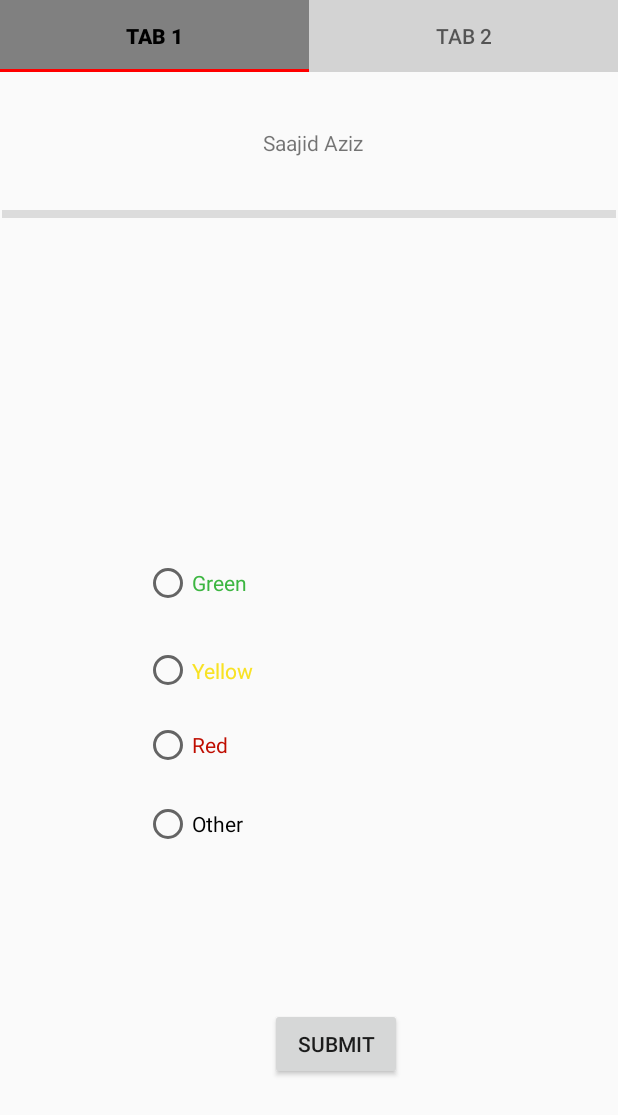
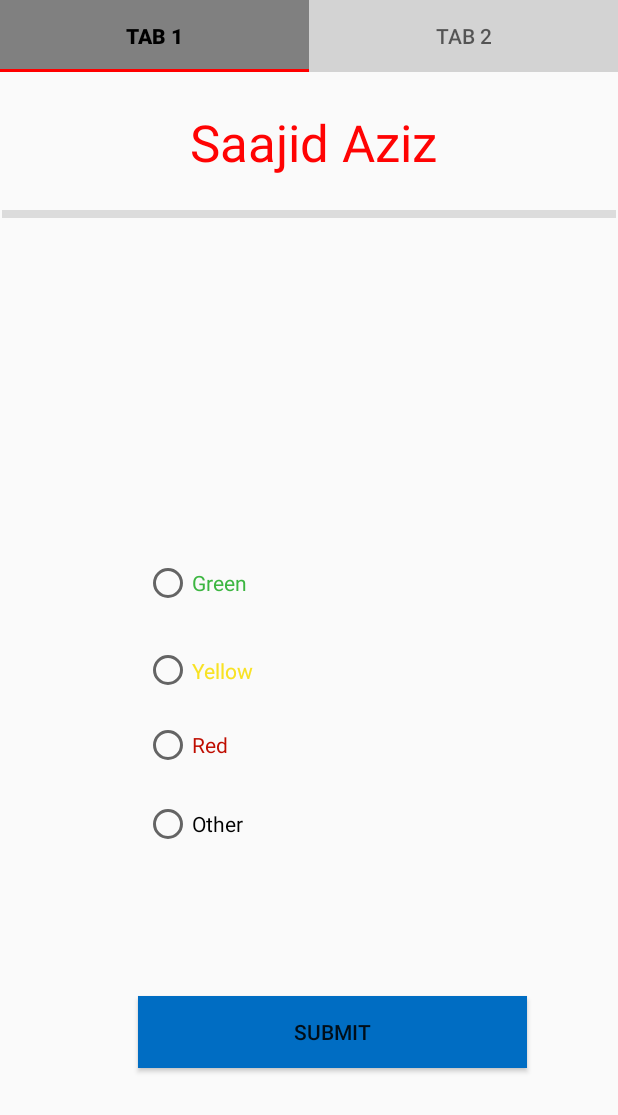
Before and after one commit to SaajidAziz5756/TabsLayoutLab, an Android app: the screen it shows after launch (SaajidMainActivity), on a phone screen of 412 x 824 dp. Shown: the top 1115 px of the screen. Run offline under Robolectric (Android 15) with nearby library versions, the phone set to English and light mode, and no system bars.

Commit message:
Update fragment_home.xml

```diff
--- a/SaajidLab6/src/main/res/layout/fragment_home.xml
+++ b/SaajidLab6/src/main/res/layout/fragment_home.xml
@@ -46,10 +46,11 @@
 
     <Button
         android:id="@+id/SaajidSubmit"
-        android:layout_width="wrap_content"
-        android:layout_height="wrap_content"
-        android:layout_marginStart="180dp"
-        android:layout_marginTop="96dp"
+        android:layout_width="259dp"
+        android:layout_height="48dp"
+        android:layout_marginStart="92dp"
+        android:layout_marginTop="88dp"
+        android:background="#006DC3"
         android:text="@string/submit"
         app:layout_constraintStart_toStartOf="parent"
         app:layout_constraintTop_toBottomOf="@+id/radioGroup" />
@@ -77,6 +78,8 @@
         android:layout_marginEnd="168dp"
         android:layout_marginBottom="36dp"
         android:text="@string/saajid_aziz"
+        android:textColor="#FF0303"
+        android:textSize="34sp"
         app:layout_constraintBottom_toTopOf="@+id/SaajidDiv"
         app:layout_constraintEnd_toEndOf="parent"
         app:layout_constraintStart_toStartOf="parent"
```
